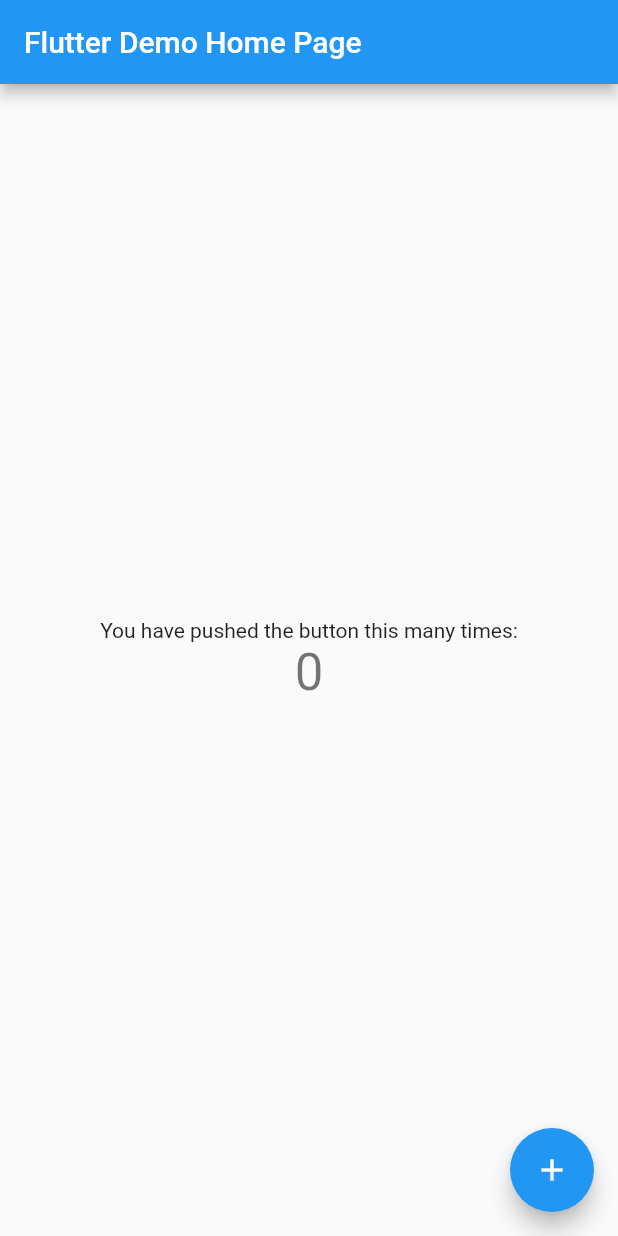
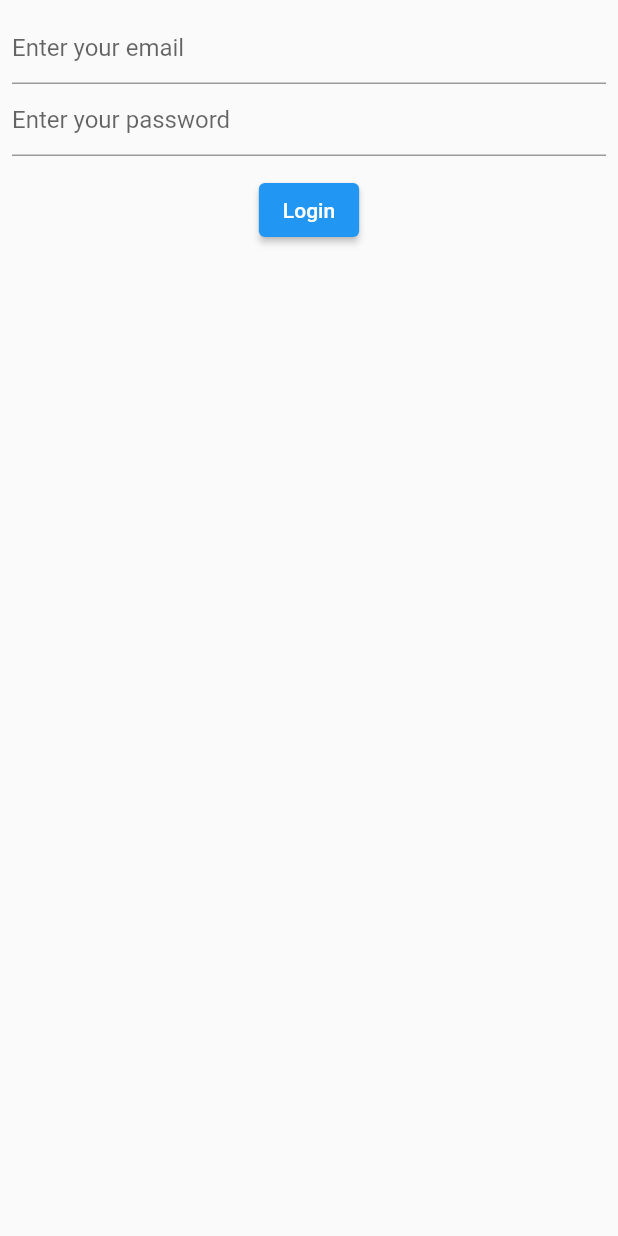
Before and after one commit to akshu10/flutter_demo, a Flutter app: the screen it shows after launch, on a phone screen of 412 x 824 dp. Run offline on Flutter 3.47's test engine with Material 2 defaults, Android fonts, the phone set to English and light mode, and no system bars.

Commit message:
Login and home screen

```diff
--- /dev/null
+++ b/lib/Login.dart
@@ -0,0 +1,65 @@
+import 'package:flutter/material.dart';
+
+import 'Home.dart';
+
+class Login extends StatelessWidget {
+  final _loginFormKey = GlobalKey<FormState>();
+
+  Login({super.key});
+
+  @override
+  Widget build(BuildContext context) {
+    return Scaffold(
+      body: Center(
+        child: Column(
+          children: [
+            Form(
+              key: _loginFormKey,
+              child: Padding(
+                padding: const EdgeInsets.all(8.0),
+                child: Column(
+                  children: [
+                    TextFormField(
+                      decoration: const InputDecoration(
+                        hintText: 'Enter your email',
+                      ),
+                      validator: (value) {
+                        if (value == null || value.isEmpty) {
+                          return 'Please enter some text';
+                        }
+                        return null;
+                      },
+                    ),
+                    TextFormField(
+                      decoration: const InputDecoration(
+                        hintText: 'Enter your password',
+                      ),
+                      validator: (value) {
+                        if (value == null || value.isEmpty) {
+                          return 'Please enter some text';
+                        }
+                        return null;
+                      },
+                    ),
+                    Padding(
+                        padding: const EdgeInsets.all(12.0),
+                        child: ElevatedButton(
+                            onPressed: () => {
+                                  if (_loginFormKey.currentState!.validate())
+                                    {
+                                      Navigator.of(context).push(
+                                          MaterialPageRoute(
+                                              builder: (context) => Home()))
+                                    }
+                                },
+                            child: const Text('Login'))),
+                  ],
+                ),
+              ),
+            ),
+          ],
+        ),
+      ),
+    );
+  }
+}
--- a/lib/main.dart
+++ b/lib/main.dart
@@ -1,115 +1,19 @@
 import 'package:flutter/material.dart';
 
+import 'Login.dart';
+
 void main() {
-  runApp(const MyApp());
+  runApp(MyApp());
 }
 
 class MyApp extends StatelessWidget {
   const MyApp({super.key});
 
-  // This widget is the root of your application.
   @override
   Widget build(BuildContext context) {
     return MaterialApp(
-      title: 'Flutter Demo',
-      theme: ThemeData(
-        // This is the theme of your application.
-        //
-        // Try running your application with "flutter run". You'll see the
-        // application has a blue toolbar. Then, without quitting the app, try
-        // changing the primarySwatch below to Colors.green and then invoke
-        // "hot reload" (press "r" in the console where you ran "flutter run",
-        // or simply save your changes to "hot reload" in a Flutter IDE).
-        // Notice that the counter didn't reset back to zero; the application
-        // is not restarted.
-        primarySwatch: Colors.blue,
-      ),
-      home: const MyHomePage(title: 'Flutter Demo Home Page'),
+      title: 'Rafflebox',
+      home: Login(),
     );
   }
 }
-
-class MyHomePage extends StatefulWidget {
-  const MyHomePage({super.key, required this.title});
-
-  // This widget is the home page of your application. It is stateful, meaning
-  // that it has a State object (defined below) that contains fields that affect
-  // how it looks.
-
-  // This class is the configuration for the state. It holds the values (in this
-  // case the title) provided by the parent (in this case the App widget) and
-  // used by the build method of the State. Fields in a Widget subclass are
-  // always marked "final".
-
-  final String title;
-
-  @override
-  State<MyHomePage> createState() => _MyHomePageState();
-}
-
-class _MyHomePageState extends State<MyHomePage> {
-  int _counter = 0;
-
-  void _incrementCounter() {
-    setState(() {
-      // This call to setState tells the Flutter framework that something has
-      // changed in this State, which causes it to rerun the build method below
-      // so that the display can reflect the updated values. If we changed
-      // _counter without calling setState(), then the build method would not be
-      // called again, and so nothing would appear to happen.
-      _counter++;
-    });
-  }
-
-  @override
-  Widget build(BuildContext context) {
-    // This method is rerun every time setState is called, for instance as done
-    // by the _incrementCounter method above.
-    //
-    // The Flutter framework has been optimized to make rerunning build methods
-    // fast, so that you can just rebuild anything that needs updating rather
-    // than having to individually change instances of widgets.
-    return Scaffold(
-      appBar: AppBar(
-        // Here we take the value from the MyHomePage object that was created by
-        // the App.build method, and use it to set our appbar title.
-        title: Text(widget.title),
-      ),
-      body: Center(
-        // Center is a layout widget. It takes a single child and positions it
-        // in the middle of the parent.
-        child: Column(
-          // Column is also a layout widget. It takes a list of children and
-          // arranges them vertically. By default, it sizes itself to fit its
-          // children horizontally, and tries to be as tall as its parent.
-          //
-          // Invoke "debug painting" (press "p" in the console, choose the
-          // "Toggle Debug Paint" action from the Flutter Inspector in Android
-          // Studio, or the "Toggle Debug Paint" command in Visual Studio Code)
-          // to see the wireframe for each widget.
-          //
-          // Column has various properties to control how it sizes itself and
-          // how it positions its children. Here we use mainAxisAlignment to
-          // center the children vertically; the main axis here is the vertical
-          // axis because Columns are vertical (the cross axis would be
-          // horizontal).
-          mainAxisAlignment: MainAxisAlignment.center,
-          children: <Widget>[
-            const Text(
-              'You have pushed the button this many times:',
-            ),
-            Text(
-              '$_counter',
-              style: Theme.of(context).textTheme.headlineMedium,
-            ),
-          ],
-        ),
-      ),
-      floatingActionButton: FloatingActionButton(
-        onPressed: _incrementCounter,
-        tooltip: 'Increment',
-        child: const Icon(Icons.add),
-      ), // This trailing comma makes auto-formatting nicer for build methods.
-    );
-  }
-}
```
Also changed, not shown: lib/Home.dart (added, +24 -0 lines), pubspec.yaml (+3 -4 lines), pubspec.lock, 1 other file.
